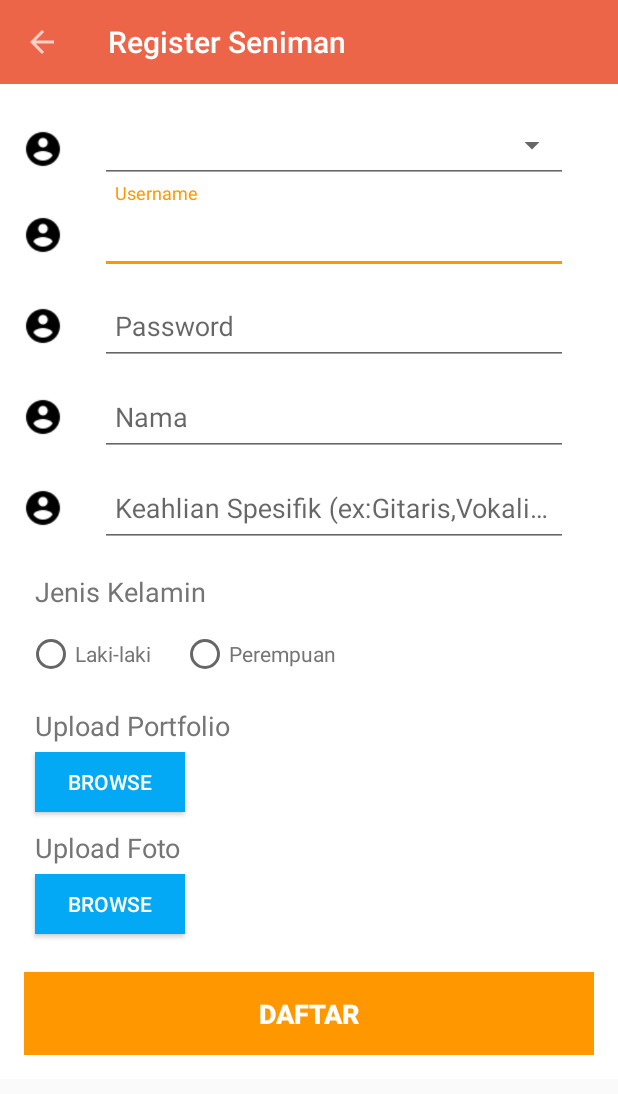
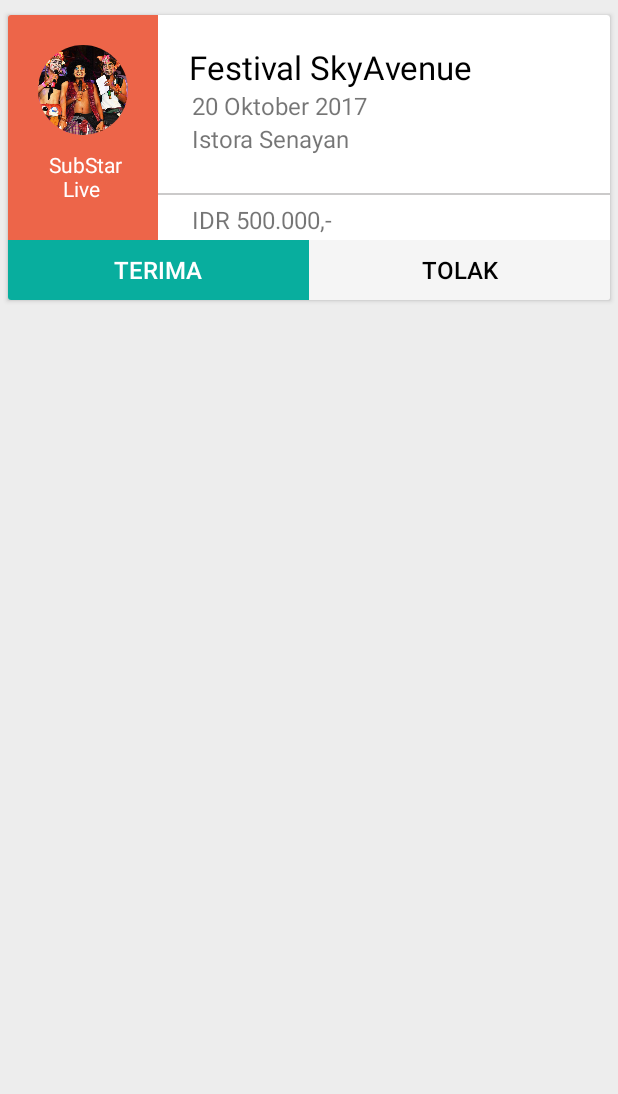
Before and after one commit to 439ED537979D8E831561964DBBBD7413/ActiveTechArt, an Android app: the RegisterSenimanActivity screen opened directly, with no data from a screen before it, on a phone screen of 412 x 824 dp. Shown: the top 1094 px of the screen. Run offline under Robolectric (Android 15) with nearby library versions, the phone set to English and light mode, and no system bars; our stand-ins replace CircleImageView.

Commit message:
nambah gradle : compile 'com.android.support:cardview-v7:26.1.0'     compile 'de.hdodenhof:circleimageview:2.1.0'
gambar 2

layout
activity_seniman_list_tawaran

color :
<color name="green_button_color">#08ae9e</color>
    <color name="background_base">#ededed</color>
    <color name="color_tolak">#f5f5f5</color>

```diff
--- a/app/build.gradle
+++ b/app/build.gradle
@@ -41,5 +41,6 @@ dependencies {
     compile 'com.github.florent37:materialtextfield:1.0.5'
     compile 'com.android.support:design:26.1.0'
     compile 'com.roughike:bottom-bar:2.3.1'
-
+    compile 'com.android.support:cardview-v7:26.1.0'
+    compile 'de.hdodenhof:circleimageview:2.1.0'
 }
--- a/app/src/main/java/com/artace/arthub/RegisterSenimanActivity.java
+++ b/app/src/main/java/com/artace/arthub/RegisterSenimanActivity.java
@@ -15,20 +15,20 @@ public class RegisterSenimanActivity extends AppCompatActivity {
     @Override
     protected void onCreate(Bundle savedInstanceState) {
         super.onCreate(savedInstanceState);
-        setContentView(R.layout.activity_register_seniman);
+        setContentView(R.layout.activity_seniman_list_tawaran);
 
         //START : TOOLBAR
 
-        mToolbar = (Toolbar) findViewById(R.id.register_seniman_toolbar);
-        setSupportActionBar(mToolbar);
-        ActionBar ab = getSupportActionBar();
-        ab.setDisplayHomeAsUpEnabled(true);
-        ab.setTitle("Register Seniman");
+//        mToolbar = (Toolbar) findViewById(R.id.register_seniman_toolbar);
+//        setSupportActionBar(mToolbar);
+//        ActionBar ab = getSupportActionBar();
+//        ab.setDisplayHomeAsUpEnabled(true);
+//        ab.setTitle("Register Seniman");
 
         //END : TOOLBAR
 
-        password = (EditText) findViewById(R.id.register_seniman_password);
-        password.setTransformationMethod(new PasswordTransformationMethod());
+        //password = (EditText) findViewById(R.id.register_seniman_password);
+        //password.setTransformationMethod(new PasswordTransformationMethod());
 
     }
 }
--- /dev/null
+++ b/app/src/main/res/layout/activity_seniman_list_tawaran.xml
@@ -0,0 +1,178 @@
+<?xml version="1.0" encoding="utf-8"?>
+<LinearLayout xmlns:android="http://schemas.android.com/apk/res/android"
+    xmlns:app="http://schemas.android.com/apk/res-auto"
+    xmlns:tools="http://schemas.android.com/tools"
+
+    android:id="@+id/seniman_list_tawaran_linearLayoutTop"
+    android:layout_width="match_parent"
+    android:layout_height="match_parent"
+    android:background="@color/background_base"
+    android:orientation="vertical">
+
+    <android.support.v7.widget.CardView
+        android:id="@+id/seniman_list_tawaran_cardView"
+        android:layout_width="match_parent"
+        android:layout_height="wrap_content"
+        android:layout_marginLeft="5dp"
+        android:layout_marginRight="5dp"
+        android:layout_marginTop="10dp"
+        android:clickable="true">
+
+        <android.support.constraint.ConstraintLayout
+            android:id="@+id/seniman_list_tawaran_layout"
+            android:layout_width="match_parent"
+            android:layout_height="match_parent"
+            android:padding="0dp">
+
+            <android.support.constraint.ConstraintLayout
+                android:id="@+id/seniman_list_tawaran_layoutLeftImage"
+                android:layout_width="100dp"
+                android:layout_height="150dp"
+                android:background="@color/colorPrimary"
+                app:layout_constraintStart_toStartOf="parent"
+                app:layout_constraintTop_toTopOf="parent">
+
+                <de.hdodenhof.circleimageview.CircleImageView
+                    android:id="@+id/seniman_list_tawaran_imageEvent"
+                    android:layout_width="60dp"
+                    android:layout_height="60dp"
+                    android:layout_alignParentLeft="true"
+                    android:layout_alignParentTop="true"
+                    android:layout_marginEnd="10dp"
+                    android:layout_marginStart="10dp"
+                    android:layout_marginTop="20dp"
+                    android:src="@drawable/banyol_group"
+                    app:layout_constraintEnd_toEndOf="parent"
+                    app:layout_constraintStart_toStartOf="parent"
+                    app:layout_constraintTop_toTopOf="parent" />
+
+                <TextView
+                    android:id="@+id/seniman_list_tawaran_eo"
+                    android:layout_width="60dp"
+                    android:layout_height="wrap_content"
+                    android:layout_marginTop="10dp"
+                    android:text=" SubStar Live "
+                    android:textAlignment="center"
+                    android:textColor="@color/colorBackgroundPrimaryText"
+                    app:layout_constraintEnd_toEndOf="@+id/seniman_list_tawaran_imageEvent"
+                    app:layout_constraintStart_toStartOf="@+id/seniman_list_tawaran_imageEvent"
+                    app:layout_constraintTop_toBottomOf="@+id/seniman_list_tawaran_imageEvent" />
+
+            </android.support.constraint.ConstraintLayout>
+
+            <android.support.constraint.ConstraintLayout
+                android:id="@+id/seniman_list_tawaran_layoutRight"
+                android:layout_width="0dp"
+                android:layout_height="wrap_content"
+                app:layout_constraintEnd_toEndOf="parent"
+                app:layout_constraintHorizontal_bias="0.0"
+                app:layout_constraintStart_toEndOf="@+id/seniman_list_tawaran_layoutLeftImage"
+                app:layout_constraintTop_toTopOf="parent">
+
+                <TextView
+                    android:id="@+id/seniman_list_tawaran_namaEvent"
+                    android:layout_width="wrap_content"
+                    android:layout_height="wrap_content"
+                    android:layout_marginLeft="15dp"
+                    android:layout_marginTop="20dp"
+                    android:text=" Festival SkyAvenue"
+                    android:textColor="@color/colorPrimaryText"
+                    android:textSize="22sp"
+                    app:layout_constraintStart_toStartOf="parent"
+                    app:layout_constraintTop_toTopOf="parent" />
+
+                <TextView
+                    android:id="@+id/seniman_list_tawaran_tanggalEvent"
+                    android:layout_width="wrap_content"
+                    android:layout_height="wrap_content"
+                    android:layout_marginLeft="7dp"
+                    android:text="20 Oktober 2017"
+                    android:textSize="16sp"
+                    app:layout_constraintStart_toStartOf="@+id/seniman_list_tawaran_namaEvent"
+                    app:layout_constraintTop_toBottomOf="@+id/seniman_list_tawaran_namaEvent" />
+
+                <TextView
+                    android:id="@+id/seniman_list_tawaran_tempatEvent"
+                    android:layout_width="wrap_content"
+                    android:layout_height="wrap_content"
+                    android:layout_marginLeft="7dp"
+                    android:text="Istora Senayan"
+                    android:textSize="16sp"
+                    app:layout_constraintStart_toStartOf="@+id/seniman_list_tawaran_namaEvent"
+                    app:layout_constraintTop_toBottomOf="@+id/seniman_list_tawaran_tanggalEvent" />
+
+                <!--divider-->
+
+                <View
+                    android:id="@+id/seniman_list_tawaran_view1"
+                    android:layout_width="fill_parent"
+                    android:layout_height="1dp"
+                    android:layout_alignParentRight="true"
+                    android:layout_below="@+id/MasukSebagaiIndustri"
+                    android:layout_marginTop="25dp"
+                    android:background="@color/colorUnderlineDivider"
+                    app:layout_constraintEnd_toEndOf="parent"
+                    app:layout_constraintStart_toStartOf="parent"
+                    app:layout_constraintTop_toBottomOf="@+id/seniman_list_tawaran_tempatEvent" />
+
+                <TextView
+                    android:id="@+id/seniman_list_tawaran_hargaEvent"
+                    android:layout_width="0dp"
+                    android:layout_height="wrap_content"
+                    android:layout_marginTop="5dp"
+                    android:text="IDR 500.000,- "
+                    android:textSize="16sp"
+                    app:layout_constraintStart_toStartOf="@+id/seniman_list_tawaran_tempatEvent"
+                    app:layout_constraintTop_toBottomOf="@+id/seniman_list_tawaran_view1" />
+
+                <!--end divider-->
+
+            </android.support.constraint.ConstraintLayout>
+
+            <LinearLayout
+                android:id="@+id/seniman_list_tawaran_linearLayoutBtn"
+                android:layout_width="match_parent"
+                android:layout_height="40dp"
+                android:orientation="horizontal"
+                android:padding="0dp"
+                app:layout_constraintEnd_toEndOf="parent"
+                app:layout_constraintHorizontal_weight="2"
+                app:layout_constraintStart_toStartOf="parent"
+                app:layout_constraintTop_toBottomOf="@+id/seniman_list_tawaran_layoutLeftImage">
+
+                <Button
+                    android:id="@+id/seniman_list_tawaran_btnTerima"
+                    style="@style/Widget.AppCompat.Button.Borderless.Colored"
+                    android:layout_width="match_parent"
+                    android:layout_height="40dp"
+                    android:layout_marginBottom="16dp"
+                    android:layout_weight="1"
+                    android:background="@color/green_button_color"
+                    android:padding="0dp"
+                    android:text="TERIMA"
+                    android:textColor="@color/colorWhiteText"
+                    android:textSize="16sp"
+                    app:layout_constraintBottom_toBottomOf="parent"
+                    app:layout_constraintStart_toStartOf="parent" />
+
+                <Button
+                    android:id="@+id/seniman_list_tawaran_btnTolak"
+                    style="@style/Widget.AppCompat.Button.Borderless.Colored"
+                    android:layout_width="match_parent"
+                    android:layout_height="40dp"
+                    android:layout_weight="1"
+                    android:background="@color/color_tolak"
+                    android:text="TOLAK"
+                    android:textColor="@color/colorPrimaryText"
+                    android:textSize="16sp"
+                    app:layout_constraintBottom_toBottomOf="parent"
+                    app:layout_constraintEnd_toEndOf="parent"
+                    app:layout_constraintHorizontal_bias="1.0"
+                    app:layout_constraintStart_toEndOf="@+id/seniman_list_tawaran_btnTerima" />
+            </LinearLayout>
+
+        </android.support.constraint.ConstraintLayout>
+
+    </android.support.v7.widget.CardView>
+
+</LinearLayout>
--- a/app/src/main/res/values/colors.xml
+++ b/app/src/main/res/values/colors.xml
@@ -1,6 +1,6 @@
 <?xml version="1.0" encoding="utf-8"?>
 <resources>
-    <color name="colorPrimary">#ED6549</color>
+    <color name="colorPrimary">#ed6549</color>
     <color name="colorPrimaryDark">#b5341f</color>
     <color name="colorPrimaryLight">#ff9676</color>
     <color name="colorAccent">#FF9800</color>
@@ -10,4 +10,7 @@
     <color name="colorSecondaryText">#757575</color>
     <color name="colorWhiteText">#FFFFFF</color>
     <color name="colorButtonForm">#03A9F4</color>
+    <color name="green_button_color">#08ae9e</color>
+    <color name="background_base">#ededed</color>
+    <color name="color_tolak">#f5f5f5</color>
 </resources>
```
Also changed, not shown: app/src/main/res/drawable/banyol_group.png (added), app/src/main/res/drawable/nong_nong_kling_group.png (added).
